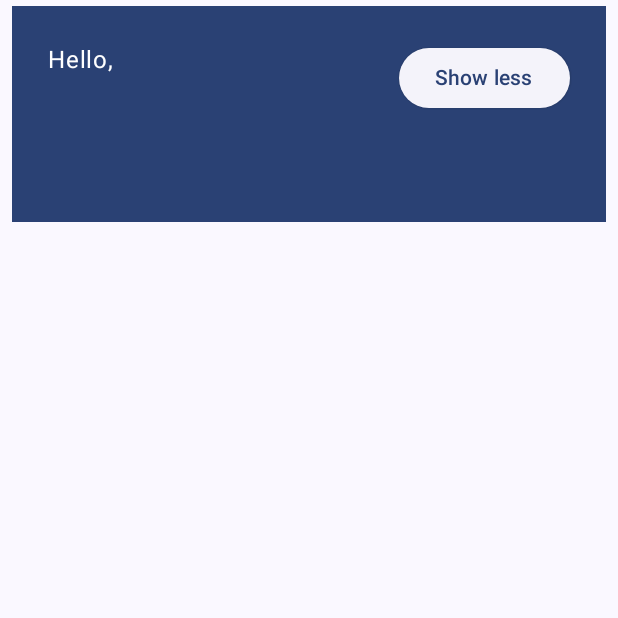
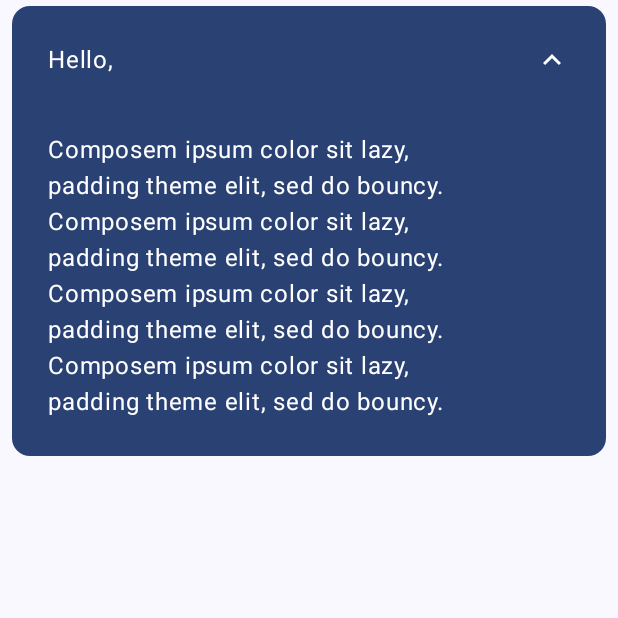
Before and after one commit to Ji4017/ComposeCodelab, an Android app built with Jetpack Compose: the composable Greeting called with empty values, after a tap on "Show more", on a phone screen of 412 x 824 dp, the top half of it. Run offline under Robolectric (Android 15) with nearby library versions, the phone set to English and light mode, and no system bars.

Commit message:
feat: 완료

```diff
--- a/app/src/main/java/com/example/composecodelab/MainActivity.kt
+++ b/app/src/main/java/com/example/composecodelab/MainActivity.kt
@@ -20,8 +20,8 @@ import android.content.res.Configuration.UI_MODE_NIGHT_YES
 import android.os.Bundle
 import androidx.activity.ComponentActivity
 import androidx.activity.compose.setContent
+import androidx.compose.animation.animateContentSize
 import androidx.compose.animation.core.Spring
-import androidx.compose.animation.core.animateDpAsState
 import androidx.compose.animation.core.spring
 import androidx.compose.foundation.layout.Arrangement
 import androidx.compose.foundation.layout.Column
@@ -30,19 +30,19 @@ import androidx.compose.foundation.layout.fillMaxSize
 import androidx.compose.foundation.layout.padding
 import androidx.compose.foundation.lazy.LazyColumn
 import androidx.compose.foundation.lazy.items
-import androidx.compose.material3.Button
-import androidx.compose.material3.ElevatedButton
-import androidx.compose.material3.MaterialTheme
-import androidx.compose.material3.Surface
-import androidx.compose.material3.Text
+import androidx.compose.material.icons.Icons
+import androidx.compose.material.icons.filled.ExpandLess
+import androidx.compose.material.icons.filled.ExpandMore
+import androidx.compose.material3.*
 import androidx.compose.runtime.Composable
 import androidx.compose.runtime.getValue
 import androidx.compose.runtime.mutableStateOf
-import androidx.compose.runtime.remember
 import androidx.compose.runtime.saveable.rememberSaveable
 import androidx.compose.runtime.setValue
 import androidx.compose.ui.Alignment
 import androidx.compose.ui.Modifier
+import androidx.compose.ui.res.stringResource
+import androidx.compose.ui.text.font.FontWeight
 import androidx.compose.ui.tooling.preview.Preview
 import androidx.compose.ui.unit.dp
 import com.example.composecodelab.ui.theme.ComposeCodelabTheme
@@ -107,36 +107,58 @@ private fun Greetings(
 }
 
 @Composable
-fun Greeting(name: String, modifier: Modifier = Modifier) {
+private fun Greeting(name: String, modifier: Modifier = Modifier) {
+    Card(
+        colors = CardDefaults.cardColors(
+            containerColor = MaterialTheme.colorScheme.primary
+        ),
+        modifier = modifier.padding(vertical = 4.dp, horizontal = 8.dp)
+    ) {
+        CardContent(name)
+    }
+}
 
+@Composable
+private fun CardContent(name: String) {
     var expanded by rememberSaveable { mutableStateOf(false) }
 
-    val extraPadding by animateDpAsState(
-        if (expanded) 48.dp else 0.dp,
+    Row(
+        modifier = Modifier
+            .padding(12.dp)
+            .animateContentSize(
                 animationSpec = spring(
                     dampingRatio = Spring.DampingRatioMediumBouncy,
                     stiffness = Spring.StiffnessLow
                 )
             )
-
-    Surface(
-        color = MaterialTheme.colorScheme.primary,
-        modifier = modifier.padding(vertical = 4.dp, horizontal = 8.dp)
     ) {
-        Row(modifier = Modifier.padding(24.dp)) {
         Column(
             modifier = Modifier
                 .weight(1f)
-                    .padding(bottom = extraPadding.coerceAtLeast(0.dp))
+                .padding(12.dp)
         ) {
             Text(text = "Hello, ")
-                Text(text = name)
+            Text(
+                text = name, style = MaterialTheme.typography.headlineMedium.copy(
+                    fontWeight = FontWeight.ExtraBold
+                )
+            )
+            if (expanded) {
+                Text(
+                    text = ("Composem ipsum color sit lazy, " +
+                            "padding theme elit, sed do bouncy. ").repeat(4),
+                )
             }
-            ElevatedButton(
-                onClick = { expanded = !expanded }
-            ) {
-                Text(if (expanded) "Show less" else "Show more")
         }
+        IconButton(onClick = { expanded = !expanded }) {
+            Icon(
+                imageVector = if (expanded) Icons.Filled.ExpandLess else Icons.Filled.ExpandMore,
+                contentDescription = if (expanded) {
+                    stringResource(R.string.show_less)
+                } else {
+                    stringResource(R.string.show_more)
+                }
+            )
         }
     }
 }
```
Lines whose indentation alone changed are shown as unchanged.
